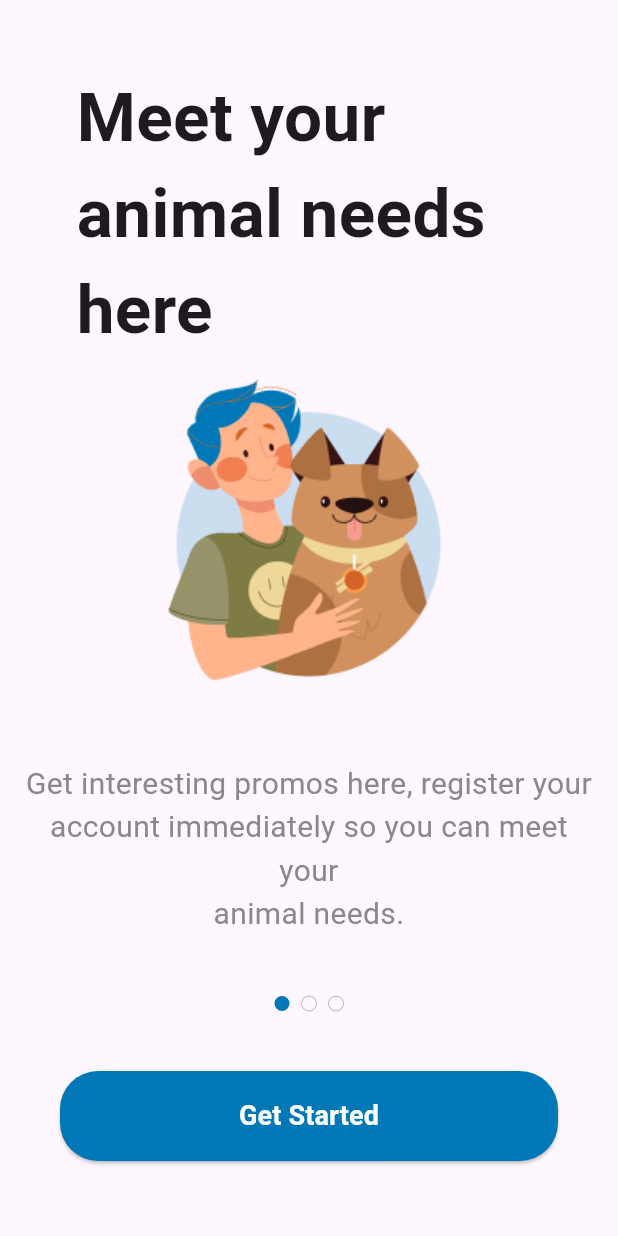
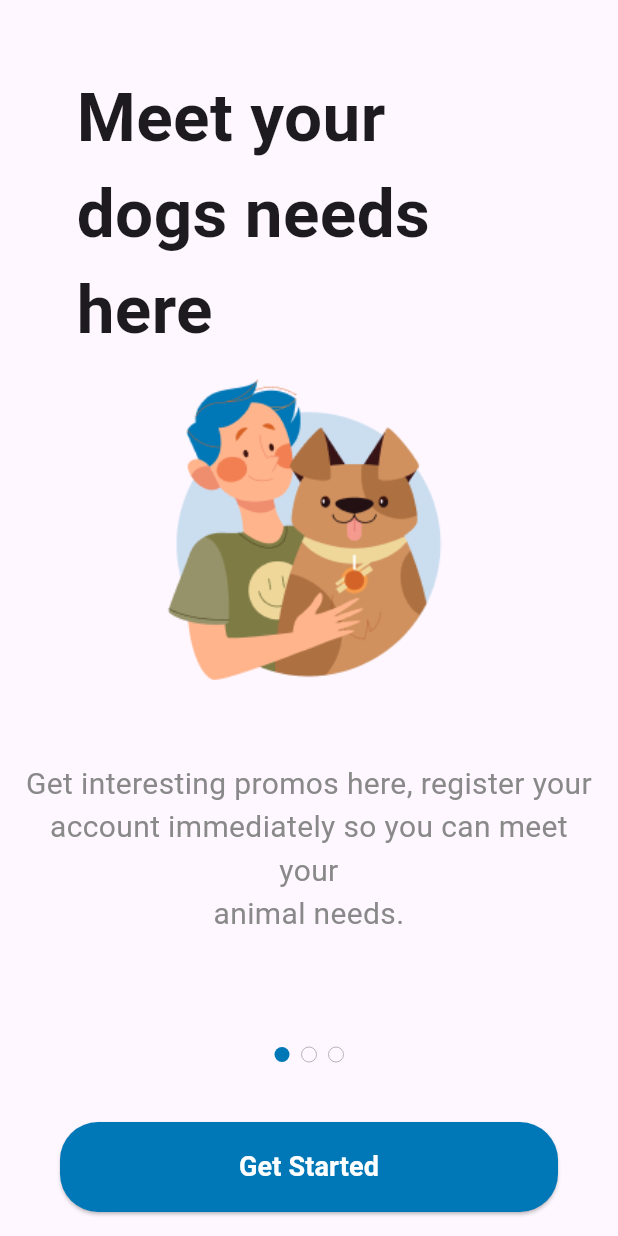
Before and after one commit to kavindumal/dog_nutrition_app, a Flutter app: the screen it shows after launch, on a phone screen of 412 x 824 dp. Run offline on Flutter 3.47's test engine with Material 3 defaults, Android fonts, the phone set to English and light mode, and no system bars; drawn by our look-alikes of smooth_page_indicator.

Commit message:
Signup page swipe animation and swipe pages updated

```diff
--- a/lib/pages/SignupPage.dart
+++ b/lib/pages/SignupPage.dart
@@ -12,48 +12,53 @@ class SignupPage extends StatelessWidget {
         child: Column(
           crossAxisAlignment: CrossAxisAlignment.start,
           children: [
+            Expanded(
+              child: PageView(
+                controller: controller,
+                children: [
+                  // Page 1
+                  Column(
+                    crossAxisAlignment: CrossAxisAlignment.start,
+                    children: [
                       SizedBox(height: 30), // Top padding
                       Padding(
-              padding: const EdgeInsets.only(left: 35.0), // Moves the text 100 pixels to the right
+                        padding: const EdgeInsets.only(left: 35.0),
                         child: Text(
                           "Meet your",
                           style: TextStyle(
                             fontWeight: FontWeight.bold,
-                  fontSize: 45, // Increased font size
+                            fontSize: 45,
                           ),
-                textAlign: TextAlign.left,
                         ),
                       ),
                       Padding(
-              padding: const EdgeInsets.only(left: 35.0), // Moves the text 100 pixels to the right
+                        padding: const EdgeInsets.only(left: 35.0),
                         child: Text(
-                "animal needs",
+                          "dogs needs",
                           style: TextStyle(
                             fontWeight: FontWeight.bold,
-                  fontSize: 45, // Increased font size
+                            fontSize: 45,
                           ),
-                textAlign: TextAlign.left,
                         ),
                       ),
                       Padding(
-              padding: const EdgeInsets.only(left: 35.0), // Moves the text 100 pixels to the right
+                        padding: const EdgeInsets.only(left: 35.0),
                         child: Text(
                           "here",
                           style: TextStyle(
                             fontWeight: FontWeight.bold,
-                  fontSize: 45, // Increased font size
+                            fontSize: 45,
                           ),
-                textAlign: TextAlign.left,
                         ),
                       ),
                       Center(
                         child: Image.asset(
                           'assets/images_ui/signup_page_img.png',
-                width: 250, // Adjust width if needed
-                height: 250, // Adjust height if needed
+                          width: 250,
+                          height: 250,
                         ),
                       ),
-            SizedBox(height: 20), // Spacing between image and text
+                      SizedBox(height: 20),
                       Center(
                         child: Text(
                           "Get interesting promos here, register your",
@@ -84,12 +89,149 @@ class SignupPage extends StatelessWidget {
                           textAlign: TextAlign.center,
                         ),
                       ),
-            SizedBox(height: 40), // Spacing between text and indicator
+                    ],
+                  ),
+
+                  // Page 2
+                  Column(
+                    crossAxisAlignment: CrossAxisAlignment.start,
+                    children: [
+                      SizedBox(height: 30),
+                      Padding(
+                        padding: const EdgeInsets.only(left: 35.0),
+                        child: Text(
+                          "Track your",
+                          style: TextStyle(
+                            fontWeight: FontWeight.bold,
+                            fontSize: 45,
+                          ),
+                        ),
+                      ),
+                      Padding(
+                        padding: const EdgeInsets.only(left: 35.0),
+                        child: Text(
+                          "dog’s health",
+                          style: TextStyle(
+                            fontWeight: FontWeight.bold,
+                            fontSize: 45,
+                          ),
+                        ),
+                      ),
+                      Padding(
+                        padding: const EdgeInsets.only(left: 35.0),
+                        child: Text(
+                          "progress",
+                          style: TextStyle(
+                            fontWeight: FontWeight.bold,
+                            fontSize: 45,
+                          ),
+                        ),
+                      ),
+                      Center(
+                        child: Image.asset(
+                          'assets/images_ui/health_tracking_img.png',
+                          width: 250,
+                          height: 250,
+                        ),
+                      ),
+                      SizedBox(height: 20),
+                      Center(
+                        child: Text(
+                          "Monitor your pet’s health, activity, and",
+                          style: TextStyle(
+                            fontSize: 20,
+                            color: Color(0xFF898989),
+                          ),
+                          textAlign: TextAlign.center,
+                        ),
+                      ),
+                      Center(
+                        child: Text(
+                          "nutrition to ensure their well-being.",
+                          style: TextStyle(
+                            fontSize: 20,
+                            color: Color(0xFF898989),
+                          ),
+                          textAlign: TextAlign.center,
+                        ),
+                      ),
+                    ],
+                  ),
+
+                  // Page 3
+                  Column(
+                    crossAxisAlignment: CrossAxisAlignment.start,
+                    children: [
+                      SizedBox(height: 30),
+                      Padding(
+                        padding: const EdgeInsets.only(left: 35.0),
+                        child: Text(
+                          "Discover our",
+                          style: TextStyle(
+                            fontWeight: FontWeight.bold,
+                            fontSize: 45,
+                          ),
+                        ),
+                      ),
+                      Padding(
+                        padding: const EdgeInsets.only(left: 35.0),
+                        child: Text(
+                          "community",
+                          style: TextStyle(
+                            fontWeight: FontWeight.bold,
+                            fontSize: 45,
+                          ),
+                        ),
+                      ),
+                      Padding(
+                        padding: const EdgeInsets.only(left: 35.0),
+                        child: Text(
+                          "now",
+                          style: TextStyle(
+                            fontWeight: FontWeight.bold,
+                            fontSize: 45,
+                          ),
+                        ),
+                      ),
+                      Center(
+                        child: Image.asset(
+                          'assets/images_ui/community_img.png',
+                          width: 250,
+                          height: 250,
+                        ),
+                      ),
+                      SizedBox(height: 20),
+                      Center(
+                        child: Text(
+                          "Discover new education futures for the",
+                          style: TextStyle(
+                            fontSize: 20,
+                            color: Color(0xFF898989),
+                          ),
+                          textAlign: TextAlign.center,
+                        ),
+                      ),
+                      Center(
+                        child: Text(
+                          "more knowledgement about your dog",
+                          style: TextStyle(
+                            fontSize: 20,
+                            color: Color(0xFF898989),
+                          ),
+                          textAlign: TextAlign.center,
+                        ),
+                      ),
+                    ],
+                  ),
+                ],
+              ),
+            ),
+
+            // SmoothPageIndicator
             Center(
               child: SmoothPageIndicator(
                 controller: controller,
                 count: 3,
-                axisDirection: Axis.horizontal,
                 effect: WormEffect(
                   spacing: 8.0,
                   radius: 30.0,
@@ -98,30 +240,30 @@ class SignupPage extends StatelessWidget {
                   paintStyle: PaintingStyle.stroke,
                   strokeWidth: 0.5,
                   dotColor: Colors.grey,
-                  activeDotColor: Color(0xFF0077B6), // Updated active color to #0077B6
+                  activeDotColor: Color(0xFF0077B6),
                 ),
               ),
             ),
             SizedBox(height: 40), // Spacing between indicator and button
             Center(
               child: SizedBox(
-                width: MediaQuery.of(context).size.width - 80, // Button width adjustment
-                height: 60, // Explicitly set button height
+                width: MediaQuery.of(context).size.width - 80,
+                height: 60,
                 child: ElevatedButton(
                   onPressed: () {
-                    // Button action here
+                    // Handle Get Started action
                   },
                   style: ElevatedButton.styleFrom(
-                    backgroundColor: Color(0xFF0077B6), // Button background color
+                    backgroundColor: Color(0xFF0077B6),
                     shape: RoundedRectangleBorder(
-                      borderRadius: BorderRadius.circular(25.36), // Button border radius
+                      borderRadius: BorderRadius.circular(25.36),
                     ),
-                    padding: EdgeInsets.zero, // Remove default padding to use SizedBox height
+                    padding: EdgeInsets.zero,
                   ),
                   child: Text(
                     "Get Started",
                     style: TextStyle(
-                      color: Colors.white, // Button text color
+                      color: Colors.white,
                       fontSize: 18,
                       fontWeight: FontWeight.bold,
                     ),
```
Also changed, not shown: assets/images_ui/community_img.png (added), assets/images_ui/health_tracking_img.png (added). Lines whose indentation alone changed are shown as unchanged.
